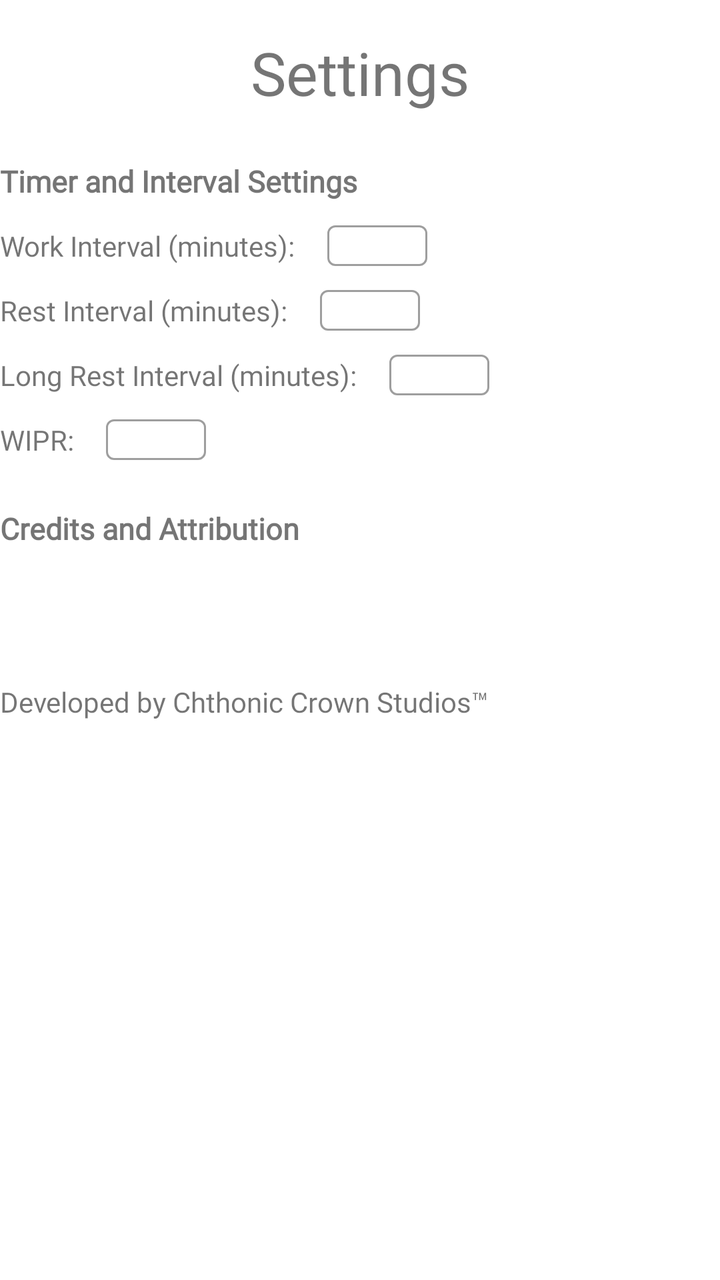
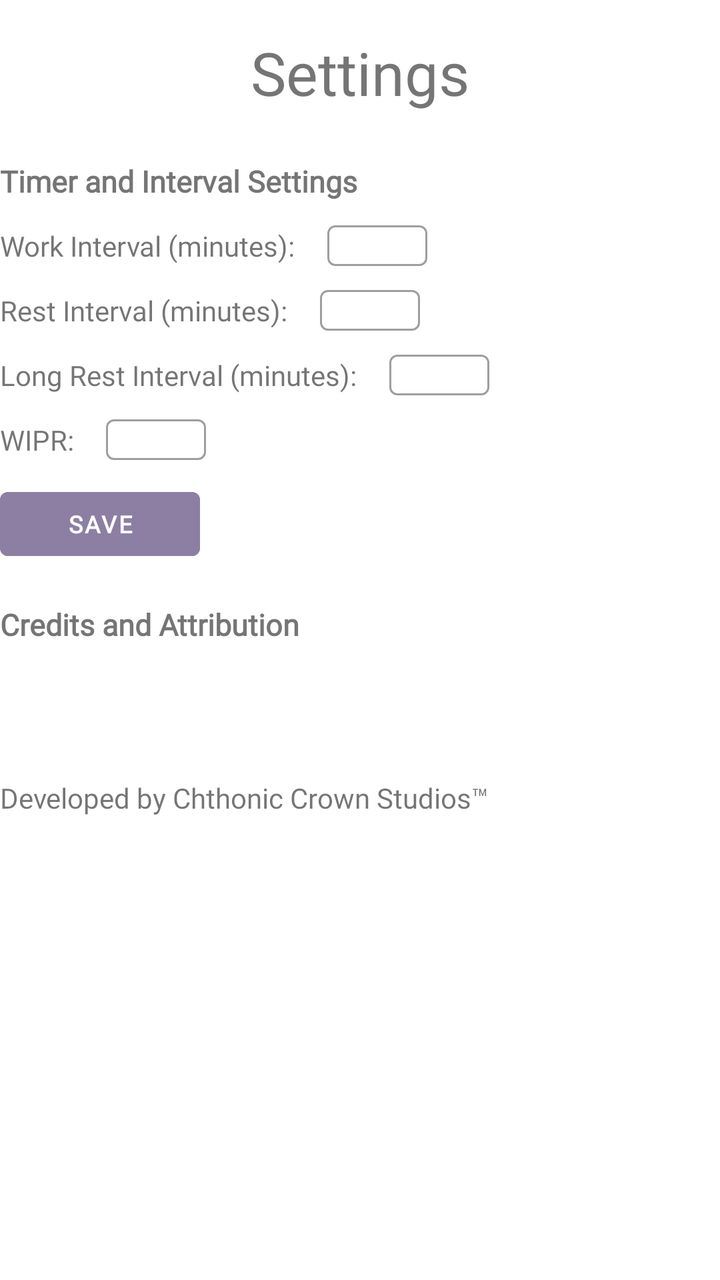

Before-and-after screenshots of an Android layout around one commit, followed by the original layout XML and the change that was made.
<!-- AndroidManifest.xml: application theme Theme.PomodoroGothic -->
<!-- res/layout/fragment_settings.xml -->
<?xml version="1.0" encoding="utf-8"?>
<androidx.constraintlayout.widget.ConstraintLayout xmlns:android="http://schemas.android.com/apk/res/android"
    xmlns:app="http://schemas.android.com/apk/res-auto"
    xmlns:tools="http://schemas.android.com/tools"
    android:layout_width="match_parent"
    android:layout_height="match_parent"
    tools:context=".ui.settings.SettingsFragment">

    <ScrollView
        android:id="@+id/settings_scroll"
        android:layout_width="match_parent"
        android:layout_height="match_parent"
        android:fillViewport="true"
        app:layout_constraintTop_toTopOf="parent"
        app:layout_constraintBottom_toBottomOf="parent"
        app:layout_constraintStart_toStartOf="parent"
        app:layout_constraintEnd_toEndOf="parent">

        <androidx.constraintlayout.widget.ConstraintLayout
            android:layout_width="match_parent"
            android:layout_height="wrap_content"
            android:paddingBottom="24dp">

            <TextView
                android:id="@+id/text_settings"
                android:layout_width="0dp"
                android:layout_height="wrap_content"
                android:layout_marginTop="16dp"
                android:textAlignment="center"
                android:textSize="30sp"
                android:text="@string/title_settings"
                android:fontFamily="@font/header_font"
                app:layout_constraintTop_toTopOf="parent"
                app:layout_constraintStart_toStartOf="parent"
                app:layout_constraintEnd_toEndOf="parent"/>

            <TextView
                android:id="@+id/pomo_settings_section"
                android:layout_width="0dp"
                android:layout_height="wrap_content"
                android:layout_marginTop="24dp"
                android:textSize="15sp"
                android:text="@string/pomo_settings_section"
                android:fontFamily="@font/body_font"
                android:textStyle="bold"
                app:layout_constraintTop_toBottomOf="@id/text_settings"
                app:layout_constraintStart_toStartOf="parent"
                app:layout_constraintEnd_toEndOf="parent"/>

            <TextView
                android:id="@+id/work_input_label"
                android:layout_width="wrap_content"
                android:layout_height="wrap_content"
                android:text="@string/work_duration_label"
                android:fontFamily="@font/body_font"
                android:layout_marginEnd="16dp"
                app:layout_constraintHorizontal_chainStyle="packed"
                app:layout_constraintHorizontal_bias="0.0"
                app:layout_constraintStart_toStartOf="parent"
                app:layout_constraintEnd_toStartOf="@id/work_input_container"
                app:layout_constraintTop_toTopOf="@id/work_input_container"
                app:layout_constraintBottom_toBottomOf="@id/work_input_container"/>

            <com.google.android.material.textfield.TextInputLayout
                android:id="@+id/work_input_container"
                android:layout_width="50dp"
                android:layout_height="wrap_content"
                android:layout_marginTop="12dp"
                app:hintEnabled="false"
                style="@style/Widget.MaterialComponents.TextInputLayout.OutlinedBox.Dense"
                app:layout_constraintTop_toBottomOf="@id/pomo_settings_section"
                app:layout_constraintStart_toEndOf="@id/work_input_label"
                app:layout_constraintEnd_toEndOf="parent">

                <com.google.android.material.textfield.TextInputEditText
                    android:id="@+id/work_duration_input"
                    android:layout_width="match_parent"
                    android:layout_height="wrap_content"
                    android:inputType="number"
                    android:paddingTop="2dp"
                    android:paddingBottom="2dp"
                    android:paddingStart="8dp"
                    android:textSize="12sp"
                    android:fontFamily="@font/body_font"/>

            </com.google.android.material.textfield.TextInputLayout>

            <TextView
                android:id="@+id/rest_input_label"
                android:layout_width="wrap_content"
                android:layout_height="wrap_content"
                android:text="@string/rest_duration_label"
                android:fontFamily="@font/body_font"
                android:layout_marginEnd="16dp"
                app:layout_constraintHorizontal_chainStyle="packed"
                app:layout_constraintHorizontal_bias="0.0"
                app:layout_constraintStart_toStartOf="parent"
                app:layout_constraintEnd_toStartOf="@id/rest_input_container"
                app:layout_constraintTop_toTopOf="@id/rest_input_container"
                app:layout_constraintBottom_toBottomOf="@id/rest_input_container"/>

            <com.google.android.material.textfield.TextInputLayout
                android:id="@+id/rest_input_container"
                android:layout_width="50dp"
                android:layout_height="wrap_content"
                android:layout_marginTop="12dp"
                app:hintEnabled="false"
                style="@style/Widget.MaterialComponents.TextInputLayout.OutlinedBox.Dense"
                app:layout_constraintTop_toBottomOf="@id/work_input_container"
                app:layout_constraintStart_toEndOf="@id/rest_input_label"
                app:layout_constraintEnd_toEndOf="parent">

                <com.google.android.material.textfield.TextInputEditText
                    android:id="@+id/rest_duration_input"
                    android:layout_width="match_parent"
                    android:layout_height="wrap_content"
                    android:inputType="number"
                    android:paddingTop="2dp"
                    android:paddingBottom="2dp"
                    android:paddingStart="8dp"
                    android:textSize="12sp"
                    android:fontFamily="@font/body_font"/>

            </com.google.android.material.textfield.TextInputLayout>

            <TextView
                android:id="@+id/long_rest_input_label"
                android:layout_width="wrap_content"
                android:layout_height="wrap_content"
                android:text="@string/long_rest_duration_label"
                android:fontFamily="@font/body_font"
                android:layout_marginEnd="16dp"
                app:layout_constraintHorizontal_chainStyle="packed"
                app:layout_constraintHorizontal_bias="0.0"
                app:layout_constraintStart_toStartOf="parent"
                app:layout_constraintEnd_toStartOf="@id/long_rest_input_container"
                app:layout_constraintTop_toTopOf="@id/long_rest_input_container"
                app:layout_constraintBottom_toBottomOf="@id/long_rest_input_container"/>

            <com.google.android.material.textfield.TextInputLayout
                android:id="@+id/long_rest_input_container"
                android:layout_width="50dp"
                android:layout_height="wrap_content"
                android:layout_marginTop="12dp"
                app:hintEnabled="false"
                style="@style/Widget.MaterialComponents.TextInputLayout.OutlinedBox.Dense"
                app:layout_constraintTop_toBottomOf="@id/rest_input_container"
                app:layout_constraintStart_toEndOf="@id/long_rest_input_label"
                app:layout_constraintEnd_toEndOf="parent">

                <com.google.android.material.textfield.TextInputEditText
                    android:id="@+id/long_rest_duration_input"
                    android:layout_width="match_parent"
                    android:layout_height="wrap_content"
                    android:inputType="number"
                    android:paddingTop="2dp"
                    android:paddingBottom="2dp"
                    android:paddingStart="8dp"
                    android:textSize="12sp"
                    android:fontFamily="@font/body_font"/>

            </com.google.android.material.textfield.TextInputLayout>



            <TextView
                android:id="@+id/wipr_input_label"
                android:layout_width="wrap_content"
                android:layout_height="wrap_content"
                android:text="@string/intervals_per_round_label"
                android:fontFamily="@font/body_font"
                android:layout_marginEnd="16dp"
                app:layout_constraintHorizontal_chainStyle="packed"
                app:layout_constraintHorizontal_bias="0.0"
                app:layout_constraintStart_toStartOf="parent"
                app:layout_constraintEnd_toStartOf="@id/wipr_input_container"
                app:layout_constraintTop_toTopOf="@id/wipr_input_container"
                app:layout_constraintBottom_toBottomOf="@id/wipr_input_container"/>

            <com.google.android.material.textfield.TextInputLayout
                android:id="@+id/wipr_input_container"
                android:layout_width="50dp"
                android:layout_height="wrap_content"
                android:layout_marginTop="12dp"
                app:hintEnabled="false"
                style="@style/Widget.MaterialComponents.TextInputLayout.OutlinedBox.Dense"
                app:layout_constraintTop_toBottomOf="@id/long_rest_input_container"
                app:layout_constraintStart_toEndOf="@id/wipr_input_label"
                app:layout_constraintEnd_toEndOf="parent">

                <com.google.android.material.textfield.TextInputEditText
                    android:id="@+id/wipr_input"
                    android:layout_width="match_parent"
                    android:layout_height="wrap_content"
                    android:inputType="number"
                    android:paddingTop="2dp"
                    android:paddingBottom="2dp"
                    android:paddingStart="8dp"
                    android:textSize="12sp"
                    android:fontFamily="@font/body_font"/>

            </com.google.android.material.textfield.TextInputLayout>

            <TextView
                android:id="@+id/credits_section"
                android:layout_width="0dp"
                android:layout_height="wrap_content"
                android:layout_marginTop="24dp"
                android:textSize="15sp"
                android:text="@string/credits_title"
                android:fontFamily="@font/body_font"
                android:textStyle="bold"
                app:layout_constraintTop_toBottomOf="@id/wipr_input_container"
                app:layout_constraintStart_toStartOf="parent"
                app:layout_constraintEnd_toEndOf="parent"/>

            <TextView
                android:id="@+id/icon_attributions"
                android:layout_width="0dp"
                android:layout_height="wrap_content"
                android:layout_marginTop="32dp"
                android:fontFamily="@font/body_font"
                app:layout_constraintTop_toBottomOf="@id/credits_section"
                app:layout_constraintStart_toStartOf="parent"
                app:layout_constraintEnd_toEndOf="parent"/>

            <TextView
                android:id="@+id/dev_credits"
                android:layout_width="0dp"
                android:layout_height="wrap_content"
                android:layout_marginTop="16dp"
                android:fontFamily="@font/header_font"
                android:text="@string/dev_credits"
                app:layout_constraintTop_toBottomOf="@id/icon_attributions"
                app:layout_constraintStart_toStartOf="parent"
                app:layout_constraintEnd_toEndOf="parent"/>

        </androidx.constraintlayout.widget.ConstraintLayout>
    </ScrollView>
</androidx.constraintlayout.widget.ConstraintLayout>
<!-- resources referenced by this layout -->
<resources>
  <string name="credits_title">Credits and Attribution</string>
  <string name="dev_credits">Developed by Chthonic Crown Studios™</string>
  <string name="intervals_per_round_label">WIPR:</string>
  <string name="long_rest_duration_label">Long Rest Interval (minutes):</string>
  <string name="pomo_settings_section">Timer and Interval Settings</string>
  <string name="rest_duration_label">Rest Interval (minutes):</string>
  <string name="title_settings">Settings</string>
  <string name="work_duration_label">Work Interval (minutes):</string>
  <style name="Theme.PomodoroGothic" parent="Theme.MaterialComponents.DayNight.NoActionBar">
          
          <item name="colorPrimary">@color/purple_500</item>
          <item name="colorPrimaryVariant">@color/purple_700</item>
          <item name="colorOnPrimary">@color/white</item>
          
          <item name="colorSecondary">@color/teal_200</item>
          <item name="colorSecondaryVariant">@color/teal_700</item>
          <item name="colorOnSecondary">@color/black</item>
          
          <item name="android:statusBarColor">?attr/colorPrimaryVariant</item>
          
      </style>
  <color name="purple_500">#FF6200EE</color>
  <color name="purple_700">#FF3700B3</color>
  <color name="white">#FFFFFFFF</color>
  <color name="teal_200">#FF03DAC5</color>
  <color name="teal_700">#FF018786</color>
  <color name="black">#FF000000</color>
</resources>

<!-- the commit's change to res/layout/fragment_settings.xml (unified diff, before → after) -->
@@ -5,6 +5,8 @@
     android:layout_width="match_parent"
     android:layout_height="match_parent"
     tools:context=".ui.settings.SettingsFragment">
+
+    
 
     <ScrollView
         android:id="@+id/settings_scroll"
@@ -161,8 +163,6 @@
 
             </com.google.android.material.textfield.TextInputLayout>
 
-
-
             <TextView
                 android:id="@+id/wipr_input_label"
                 android:layout_width="wrap_content"
@@ -201,6 +201,26 @@
 
             </com.google.android.material.textfield.TextInputLayout>
 
+            <com.google.android.material.button.MaterialButton
+                android:id="@+id/save_settings"
+                android:layout_width="100dp"
+                android:layout_height="32dp"
+                android:layout_marginTop="16dp"
+                android:text="@string/save_settings"
+                android:fontFamily="@font/body_font"
+                android:textStyle="bold"
+                android:textSize="12sp"
+                android:padding="0dp"
+                android:insetTop="0dp"
+                android:insetBottom="0dp"
+                android:backgroundTint="@color/lt_accent_2"
+                app:layout_constraintTop_toBottomOf="@id/wipr_input_container"
+                app:layout_constraintBottom_toTopOf="@id/credits_section"
+                app:layout_constraintStart_toStartOf="@id/wipr_input_label"
+                style="@style/Widget.MaterialComponents.Button.UnelevatedButton"
+                android:minHeight="0dp"
+                />
+
             <TextView
                 android:id="@+id/credits_section"
                 android:layout_width="0dp"
@@ -210,7 +230,7 @@
                 android:text="@string/credits_title"
                 android:fontFamily="@font/body_font"
                 android:textStyle="bold"
-                app:layout_constraintTop_toBottomOf="@id/wipr_input_container"
+                app:layout_constraintTop_toBottomOf="@id/save_settings"
                 app:layout_constraintStart_toStartOf="parent"
                 app:layout_constraintEnd_toEndOf="parent"/>
 
<!-- resource entries referenced after the edit -->
@@ -1,11 +1,13 @@
 <!-- resources referenced by this layout -->
 <resources>
+  <color name="lt_accent_2">#8D7FA3</color>
   <string name="credits_title">Credits and Attribution</string>
   <string name="dev_credits">Developed by Chthonic Crown Studios™</string>
   <string name="intervals_per_round_label">WIPR:</string>
   <string name="long_rest_duration_label">Long Rest Interval (minutes):</string>
   <string name="pomo_settings_section">Timer and Interval Settings</string>
   <string name="rest_duration_label">Rest Interval (minutes):</string>
+  <string name="save_settings">Save</string>
   <string name="title_settings">Settings</string>
   <string name="work_duration_label">Work Interval (minutes):</string>
   <style name="Theme.PomodoroGothic" parent="Theme.MaterialComponents.DayNight.NoActionBar">
